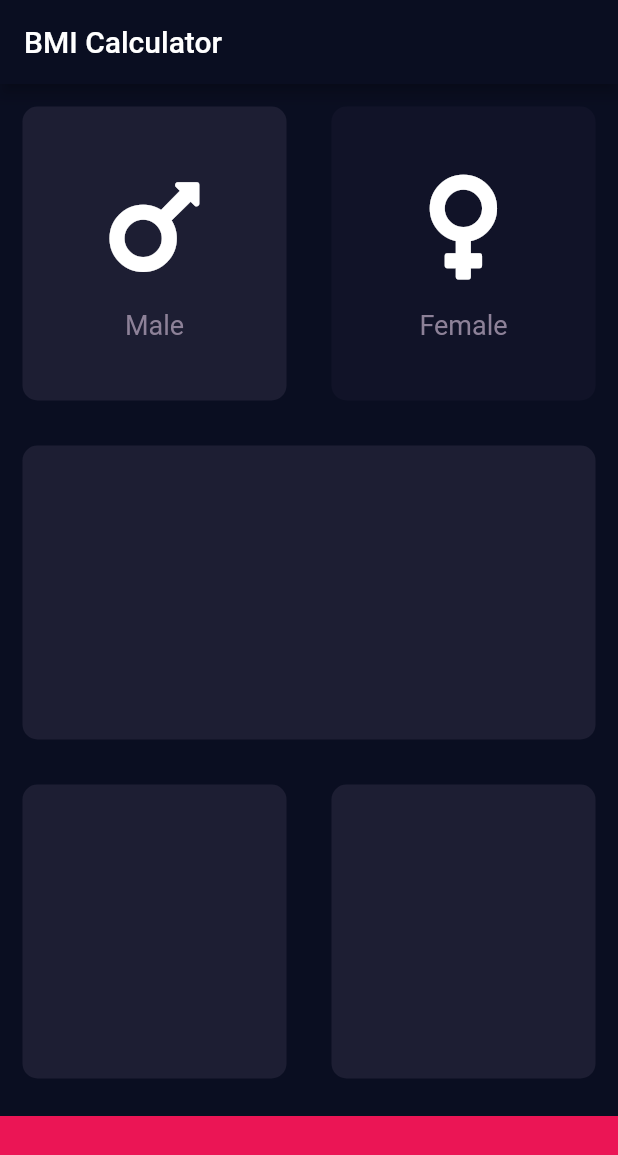
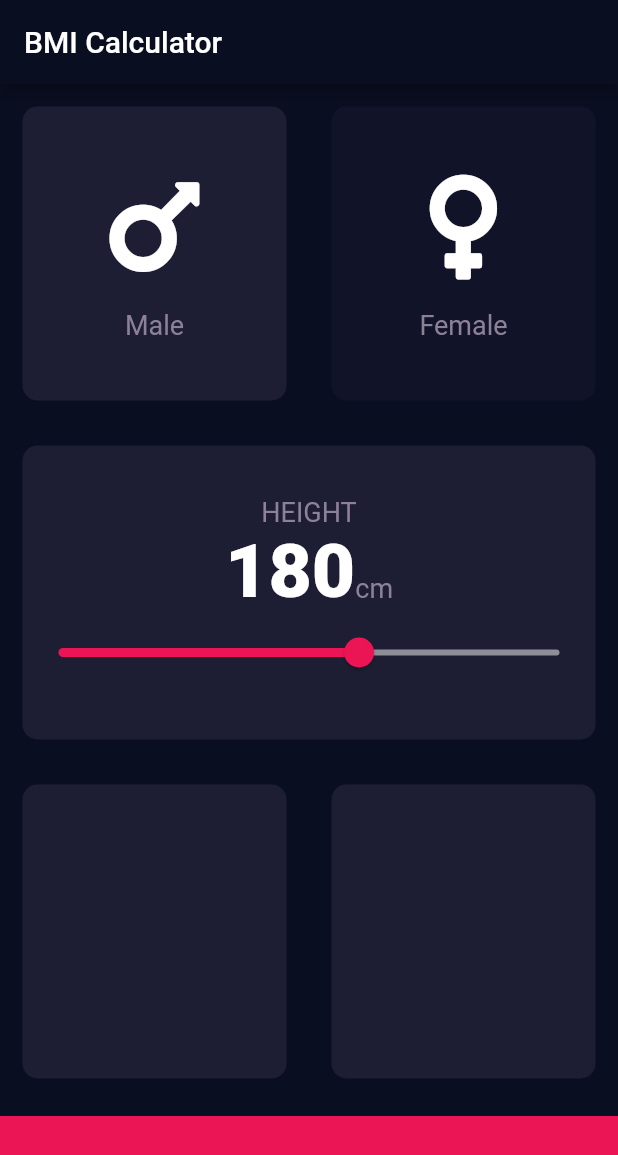
Before and after one commit to Dipeshneupane/BMI_Calculator, a Flutter app: the screen it shows after launch, after a tap on "Male", on a phone screen of 412 x 824 dp. Shown: the top 1155 px of the screen. Run offline on Flutter 3.47's test engine with Material 2 defaults, Android fonts, the phone set to English and light mode, and no system bars; our stand-ins replace font_awesome_flutter.

```diff
--- /dev/null
+++ b/lib/constants.dart
@@ -0,0 +1,10 @@
+import 'package:flutter/material.dart';
+
+const kBottomContainerHeight = 80.0;
+const kActiveCardColour = Color(0xFF1D1E33);
+const kInactiveCardColour = Color(0xFF111328);
+const kBottomContainerColor = Color(0xFFEB1555);
+
+const kLabelStyle = TextStyle(fontSize: 18.0, color: Color(0xFF8D8198));
+
+const kNumberStyle = TextStyle(fontSize: 50.0, fontWeight: FontWeight.w900);
--- a/lib/input_page.dart
+++ b/lib/input_page.dart
@@ -3,14 +3,9 @@ import 'package:font_awesome_flutter/font_awesome_flutter.dart';
 
 import 'reuseable_card.dart';
 import 'reuseable_column.dart';
+import 'constants.dart';
 
-const bottomContainerHeight = 80.0;
-
-const ActiveCardColour = Color(0xFF1D1E33);
-
-const InactiveCardColour = Color(0xFF111328);
-
-const bottomContainerColor = Color(0xFFEB1555);
+enum Gender { male, female }
 
 class InputPage extends StatefulWidget {
   @override
@@ -18,27 +13,8 @@ class InputPage extends StatefulWidget {
 }
 
 class _InputPageState extends State<InputPage> {
-  Color maleColor = InactiveCardColour;
-  Color femaleColor = InactiveCardColour;
-
-  void updateColour(int gender) {
-    if (gender == 1) {
-      if (maleColor == InactiveCardColour) {
-        maleColor = ActiveCardColour;
-        femaleColor = InactiveCardColour;
-      } else {
-        maleColor = InactiveCardColour;
-      }
-    }
-    if (gender == 2) {
-      if (femaleColor == InactiveCardColour) {
-        femaleColor = ActiveCardColour;
-        maleColor = InactiveCardColour;
-      } else
-        femaleColor = InactiveCardColour;
-    }
-  }
-
+  Gender selectedgender;
+  int height = 180;
   @override
   Widget build(BuildContext context) {
     return Scaffold(
@@ -46,37 +22,38 @@ class _InputPageState extends State<InputPage> {
         title: Text("BMI Calculator"),
       ),
       body: Column(
+        crossAxisAlignment: CrossAxisAlignment.stretch,
         children: <Widget>[
           Expanded(
             child: Row(
               children: <Widget>[
                 Expanded(
-                  child: GestureDetector(
-                    onTap: () {
+                  child: Reuseable_Container(
+                    onPress: () {
                       setState(() {
-                        updateColour(1);
+                        selectedgender = Gender.male;
                       });
                     },
-                    child: Reuseable_Container(
-                      colour: maleColor,
-                      cardChild: Reuseable_Column(
-                          icon: FontAwesomeIcons.mars, label: "Male"),
-                    ),
+                    colour: selectedgender == Gender.male
+                        ? kActiveCardColour
+                        : kInactiveCardColour,
+                    cardChild: Reuseable_Column(
+                        icon: FontAwesomeIcons.mars, label: "Male"),
                   ),
                 ),
                 Expanded(
-                  child: GestureDetector(
-                    onTap: () {
+                  child: Reuseable_Container(
+                    onPress: () {
                       setState(() {
-                        updateColour(2);
+                        selectedgender = Gender.female;
                       });
                     },
-                    child: Reuseable_Container(
-                      colour: femaleColor,
-                      cardChild: Reuseable_Column(
-                        icon: FontAwesomeIcons.venus,
-                        label: "Female",
-                      ),
+                    colour: selectedgender == Gender.female
+                        ? kActiveCardColour
+                        : kInactiveCardColour,
+                    cardChild: Reuseable_Column(
+                      icon: FontAwesomeIcons.venus,
+                      label: "Female",
                     ),
                   ),
                 ),
@@ -85,7 +62,43 @@ class _InputPageState extends State<InputPage> {
           ),
           Expanded(
             child: Reuseable_Container(
-              colour: ActiveCardColour,
+              colour: kActiveCardColour,
+              cardChild: Column(
+                mainAxisAlignment: MainAxisAlignment.center,
+                children: <Widget>[
+                  Text(
+                    "HEIGHT",
+                    style: kLabelStyle,
+                  ),
+                  Row(
+                    mainAxisAlignment: MainAxisAlignment.center,
+                    crossAxisAlignment: CrossAxisAlignment.baseline,
+                    textBaseline: TextBaseline.alphabetic,
+                    children: <Widget>[
+                      Text(
+                        height.toString(),
+                        style: kNumberStyle,
+                      ),
+                      Text(
+                        'cm',
+                        style: kLabelStyle,
+                      )
+                    ],
+                  ),
+                  Slider(
+                    value: height.toDouble(),
+                    min: 120,
+                    max: 220,
+                    activeColor: Color(0xFFEB1555),
+                    inactiveColor: Color(0xFF8D8E98),
+                    onChanged: (double newValue) {
+                      setState(() {
+                        height = newValue.round();
+                      });
+                    },
+                  )
+                ],
+              ),
             ),
           ),
           Expanded(
@@ -93,21 +106,21 @@ class _InputPageState extends State<InputPage> {
               children: <Widget>[
                 Expanded(
                   child: Reuseable_Container(
-                    colour: ActiveCardColour,
+                    colour: kActiveCardColour,
                   ),
                 ),
                 Expanded(
                     child: Reuseable_Container(
-                  colour: ActiveCardColour,
+                  colour: kActiveCardColour,
                 )),
               ],
             ),
           ),
           Container(
-            color: bottomContainerColor,
+            color: kBottomContainerColor,
             margin: EdgeInsets.only(top: 10.0),
             width: double.infinity,
-            height: bottomContainerHeight,
+            height: kBottomContainerHeight,
           ),
         ],
       ),
--- a/lib/reuseable_card.dart
+++ b/lib/reuseable_card.dart
@@ -3,15 +3,19 @@ import 'package:flutter/material.dart';
 class Reuseable_Container extends StatelessWidget {
   final Color colour;
   final Widget cardChild;
-  Reuseable_Container({@required this.colour, this.cardChild});
+  final Function onPress;
+  Reuseable_Container({@required this.colour, this.cardChild, this.onPress});
   @override
   Widget build(BuildContext context) {
-    return Container(
-      child: cardChild,
-      margin: EdgeInsets.all(15.0),
-      decoration: BoxDecoration(
-        borderRadius: BorderRadius.circular(10.0),
-        color: colour,
+    return GestureDetector(
+      onTap: onPress,
+      child: Container(
+        child: cardChild,
+        margin: EdgeInsets.all(15.0),
+        decoration: BoxDecoration(
+          borderRadius: BorderRadius.circular(10.0),
+          color: colour,
+        ),
       ),
     );
   }
--- a/lib/reuseable_column.dart
+++ b/lib/reuseable_column.dart
@@ -1,6 +1,5 @@
 import 'package:flutter/material.dart';
-
-const labelstyle = TextStyle(fontSize: 18.0, color: Color(0xFF8D8198));
+import 'constants.dart';
 
 class Reuseable_Column extends StatelessWidget {
   final IconData icon;
@@ -22,7 +21,7 @@ class Reuseable_Column extends StatelessWidget {
         ),
         Text(
           label,
-          style: labelstyle,
+          style: kLabelStyle,
         )
       ],
     );
```
